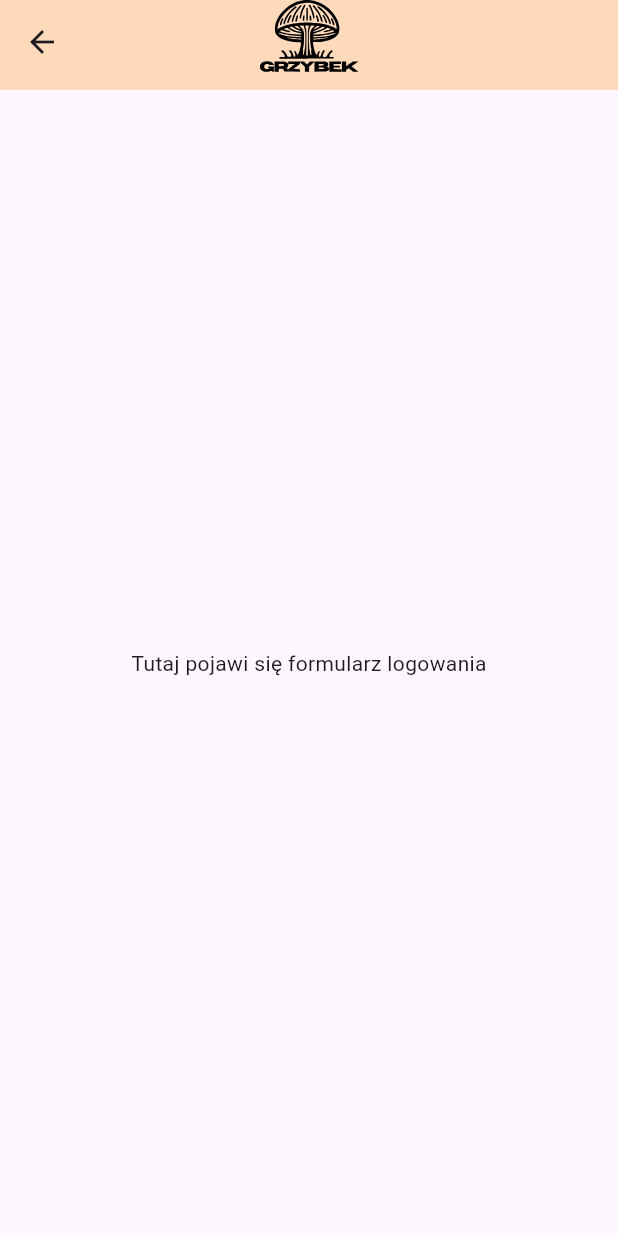
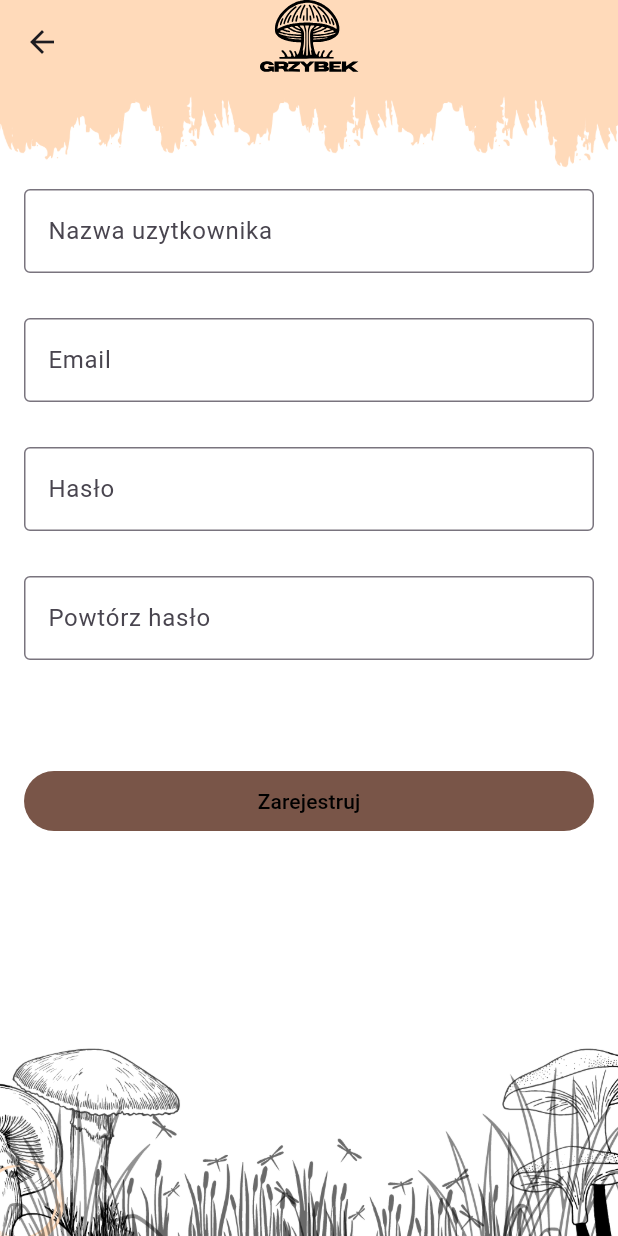
Before and after one commit to patrykkostecki/Grzybek, a Flutter app: the Registration screen opened directly, on a phone screen of 412 x 824 dp. Run offline on Flutter 3.47's test engine with Material 3 defaults, Android fonts, the phone set to English and light mode, and no system bars; our stand-ins replace flutter_svg.

Commit message:
reg screen

```diff
--- a/grzybek/lib/login.dart
+++ b/grzybek/lib/login.dart
@@ -30,8 +30,12 @@ class Login extends StatelessWidget {
                     labelText: 'Hasło', border: OutlineInputBorder()),
                 obscureText: true,
               ),
-              SizedBox(height: 100),
-              ElevatedButton(
+              SizedBox(
+                height: 30,
+              ),
+              TextButton(onPressed: () {}, child: Text('Zapomniałem hasła')),
+              SizedBox(height: 70),
+              TextButton(
                   onPressed: () {},
                   child: Text('Zaloguj'),
                   style: ButtonStyle(
--- a/grzybek/lib/registration.dart
+++ b/grzybek/lib/registration.dart
@@ -6,9 +6,61 @@ class Registration extends StatelessWidget {
   Widget build(BuildContext context) {
     return Scaffold(
       appBar: CustomAppBar(),
-      body: Center(
-        child: Text('Tutaj pojawi się formularz logowania'),
-      ),
+      body: Container(
+          decoration: BoxDecoration(
+              image: DecorationImage(
+            image: AssetImage('assets/Login_Background.png'),
+            fit: BoxFit.cover,
+          )),
+          padding: EdgeInsets.all(16),
+          child: Column(
+            mainAxisAlignment: MainAxisAlignment.start,
+            crossAxisAlignment: CrossAxisAlignment.stretch,
+            children: <Widget>[
+              Padding(padding: EdgeInsets.only(top: 50)),
+              TextField(
+                decoration: InputDecoration(
+                  labelText: 'Nazwa uzytkownika',
+                  border: OutlineInputBorder(),
+                ),
+              ),
+              SizedBox(height: 30),
+              TextField(
+                decoration: InputDecoration(
+                  labelText: 'Email',
+                  border: OutlineInputBorder(),
+                ),
+                keyboardType: TextInputType.emailAddress,
+              ),
+              SizedBox(
+                height: 30,
+              ),
+              TextField(
+                decoration: InputDecoration(
+                    labelText: 'Hasło', border: OutlineInputBorder()),
+                obscureText: true,
+              ),
+              SizedBox(
+                height: 30,
+              ),
+              TextField(
+                decoration: InputDecoration(
+                    labelText: 'Powtórz hasło', border: OutlineInputBorder()),
+                obscureText: true,
+              ),
+              SizedBox(
+                height: 70,
+              ),
+              TextButton(
+                  onPressed: () {},
+                  child: Text('Zarejestruj'),
+                  style: ButtonStyle(
+                      foregroundColor:
+                          MaterialStateProperty.all<Color>(Colors.black),
+                      backgroundColor:
+                          MaterialStateProperty.all<Color>(Colors.brown))),
+            ],
+          )),
     );
   }
 }
```
Also changed, not shown: 1 other file.
